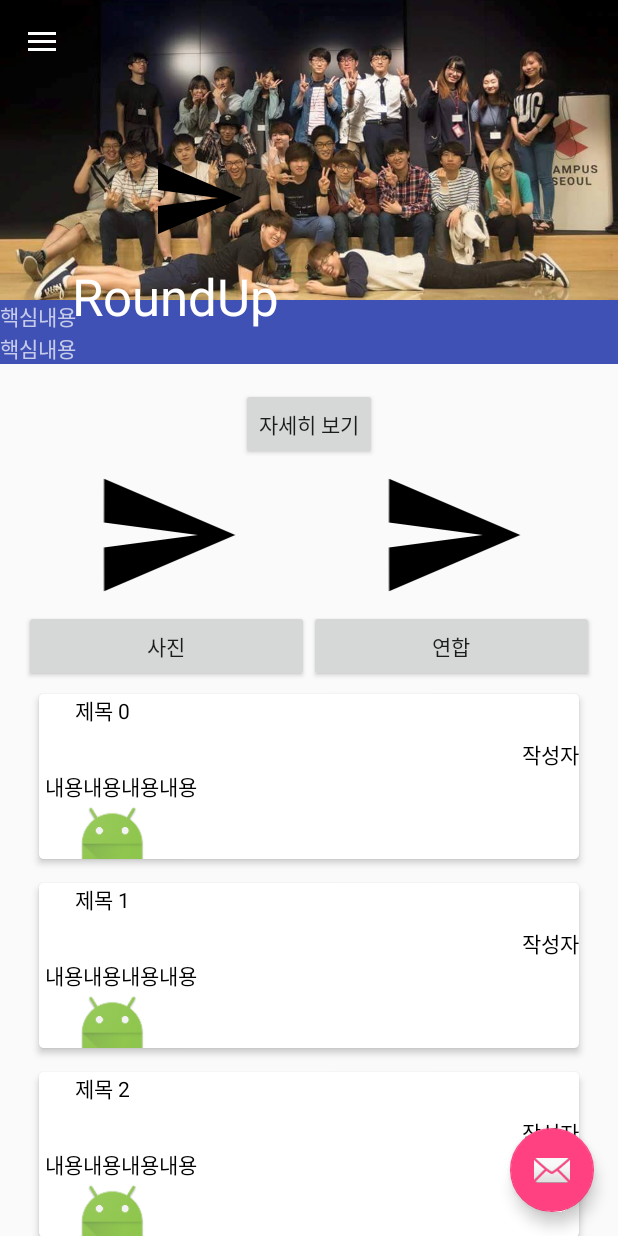
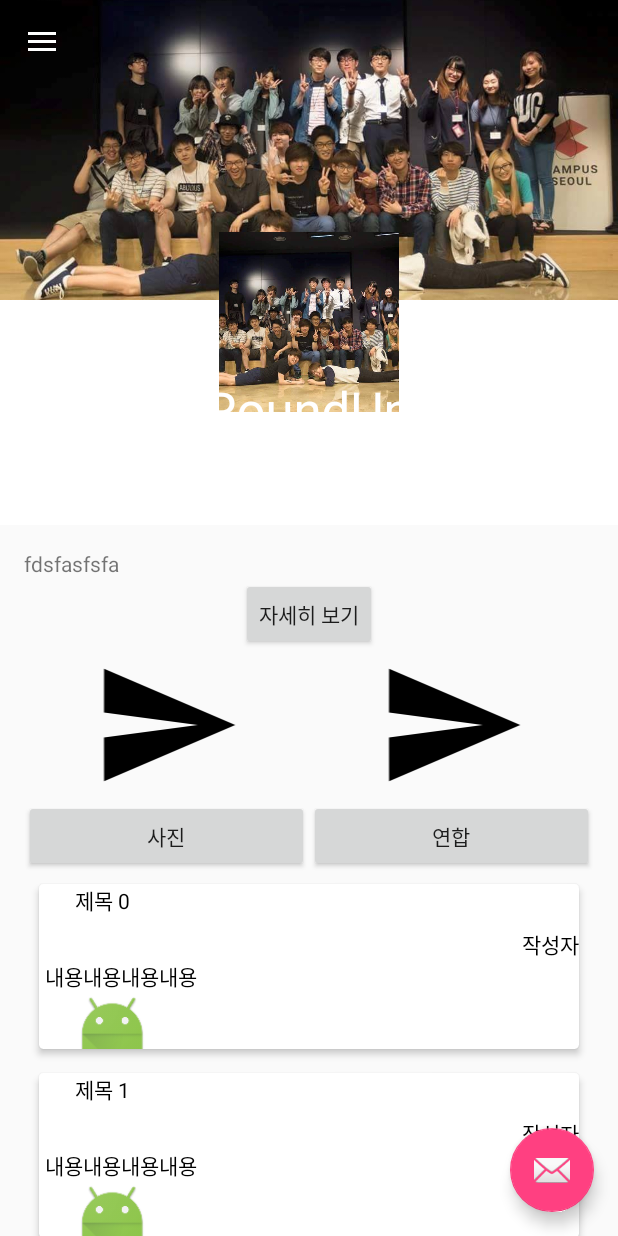
Before and after one commit to round-up/roundup_android, an Android app: the screen it shows after launch (ClubActivity), on a phone screen of 412 x 824 dp. Run offline under Robolectric (Android 15) with nearby library versions, the phone set to English and light mode, and no system bars; our stand-ins replace Picasso.

Commit message:
FIXED : Appbar

```diff
--- a/app/src/main/java/com/swmaestro/roundup/ClubActivity.java
+++ b/app/src/main/java/com/swmaestro/roundup/ClubActivity.java
@@ -1,6 +1,7 @@
 package com.swmaestro.roundup;
 
 import android.os.Bundle;
+import android.support.design.widget.AppBarLayout;
 import android.support.design.widget.NavigationView;
 import android.support.v4.view.GravityCompat;
 import android.support.v4.widget.DrawerLayout;
@@ -9,6 +10,7 @@ import android.support.v7.app.AppCompatActivity;
 import android.support.v7.widget.LinearLayoutManager;
 import android.support.v7.widget.RecyclerView;
 import android.support.v7.widget.Toolbar;
+import android.util.Log;
 import android.view.MenuItem;
 import android.view.View;
 
@@ -18,7 +20,7 @@ import java.util.List;
 /**
  * Created by lk on 16. 3. 8..
  */
-public class ClubActivity extends AppCompatActivity implements NavigationView.OnNavigationItemSelectedListener{
+public class ClubActivity extends AppCompatActivity implements NavigationView.OnNavigationItemSelectedListener, AppBarLayout.OnOffsetChangedListener{
 
 
     private RecyclerViewAdapter adapter;
@@ -68,7 +70,6 @@ public class ClubActivity extends AppCompatActivity implements NavigationView.On
         // Handle navigation view item clicks here.
         int id = item.getItemId();
 
-
         DrawerLayout drawer = (DrawerLayout) findViewById(R.id.drawer_layout);
         drawer.closeDrawer(GravityCompat.START);
         return true;
@@ -86,4 +87,12 @@ public class ClubActivity extends AppCompatActivity implements NavigationView.On
         adapter.setFeedList(feedList);
     }
 
+    @Override
+    public void onOffsetChanged(AppBarLayout appBarLayout, int offset) {
+        int maxScroll = appBarLayout.getTotalScrollRange();
+        float percentage = (float) Math.abs(offset) / (float) maxScroll;
+
+        Log.i("",maxScroll + "  / " + percentage);
+    }
+
 }
--- a/app/src/main/res/layout/app_bar_club_home.xml
+++ b/app/src/main/res/layout/app_bar_club_home.xml
@@ -19,11 +19,26 @@
             android:layout_height="match_parent"
             android:fitsSystemWindows="true"
             app:contentScrim="?attr/colorPrimary"
-            app:expandedTitleMarginEnd="64dp"
-            app:expandedTitleMarginStart="48dp"
-            app:layout_scrollFlags="scroll|exitUntilCollapsed">
+            app:expandedTitleGravity="center"
+            app:expandedTitleMarginTop="230dp"
+            app:layout_scrollFlags="scroll|exitUntilCollapsed|snap">
 
-            <include layout="@layout/app_bar_club_title" />
+            <LinearLayout
+                android:layout_width="match_parent"
+                android:orientation="vertical"
+                android:layout_height="350dp"
+                android:background="#ffffff">
+
+                <ImageView
+                    android:id="@+id/image"
+                    android:layout_width="match_parent"
+                    android:layout_height="200dp"
+                    android:fitsSystemWindows="true"
+                    android:scaleType="centerCrop"
+                    android:src="@drawable/clubphoto"
+                    app:layout_collapseMode="pin" />
+
+            </LinearLayout>
 
             <android.support.v7.widget.Toolbar
                 android:id="@+id/toolbar"
@@ -32,8 +47,18 @@
                 app:layout_collapseMode="pin"
                 app:popupTheme="@style/AppTheme.PopupOverlay" />
 
+            <ImageView
+                android:layout_width="120dp"
+                android:layout_height="120dp"
+                android:layout_gravity="center"
+                android:layout_marginTop="40dp"
+                android:scaleType="centerCrop"
+                android:src="@drawable/clubphoto" />
+
+
 
         </android.support.design.widget.CollapsingToolbarLayout>
+
     </android.support.design.widget.AppBarLayout>
 
     <include layout="@layout/content_club_home" />
--- a/app/src/main/res/layout/app_bar_club_title.xml
+++ b/app/src/main/res/layout/app_bar_club_title.xml
@@ -39,15 +39,5 @@
 
 
     </LinearLayout>
-    <ImageView
-        android:layout_width="64dp"
-        android:layout_height="64dp"
-        android:src="@drawable/ic_menu_send"
-        android:layout_alignParentTop="true"
-        android:layout_alignParentLeft="true"
-        android:layout_alignParentStart="true"
-        android:layout_marginLeft="100dp"
-        android:layout_marginTop="100dp"
-        android:layout_marginStart="100dp" />
 
 </RelativeLayout>
--- a/app/src/main/res/layout/item_club_info.xml
+++ b/app/src/main/res/layout/item_club_info.xml
@@ -3,6 +3,13 @@
     android:layout_width="match_parent"
     android:layout_height="wrap_content"
     android:orientation="vertical">
+
+    <TextView
+        android:layout_width="wrap_content"
+        android:layout_height="wrap_content"
+        android:text="fdsfasfsfa"/>
+
+
 
     <Button
         android:id="@+id/button"
```
